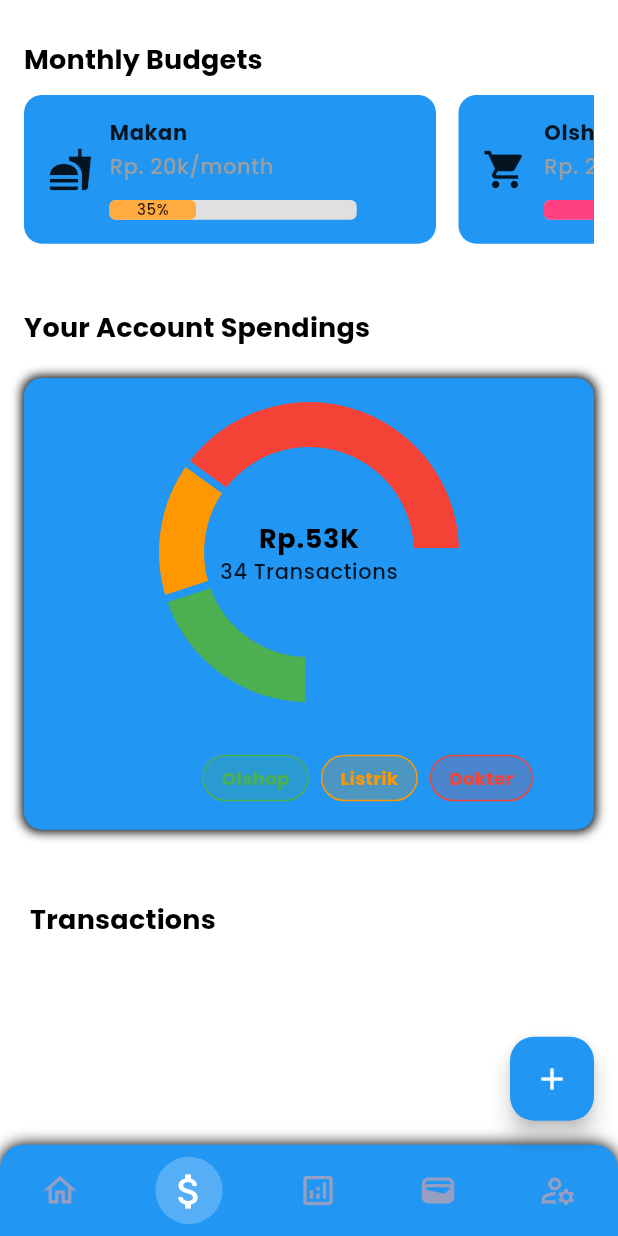
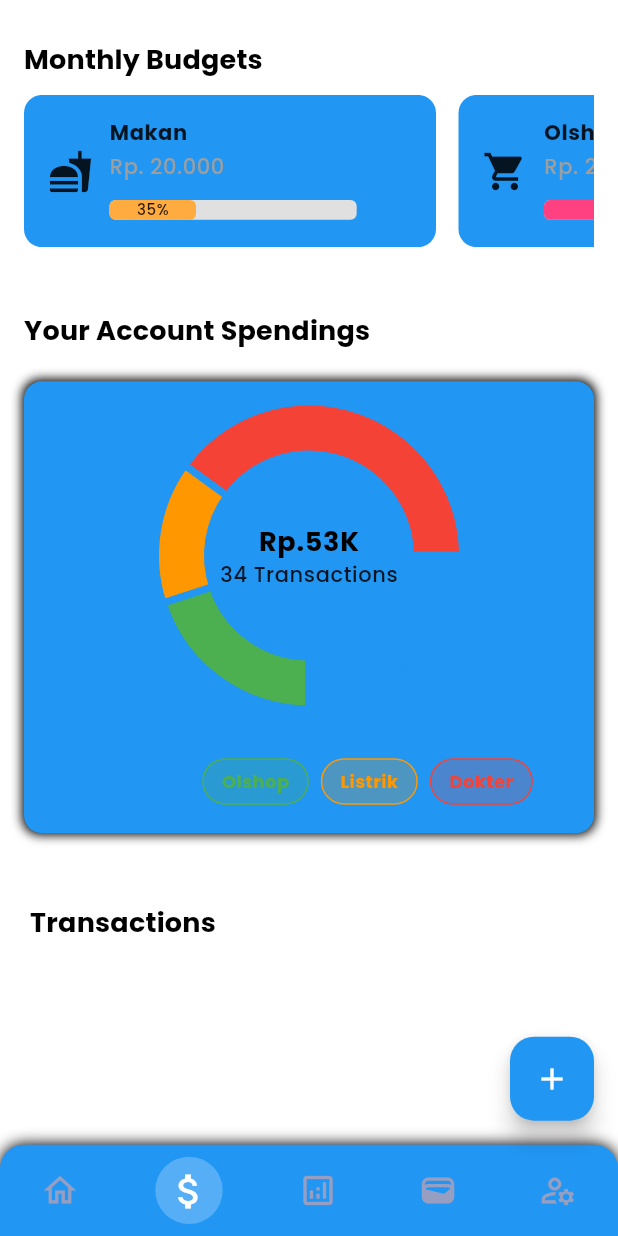
Before and after one commit to Airmax21/mono, a Flutter app: the Budgets screen opened by its route, on a phone screen of 412 x 824 dp. Run offline on Flutter 3.47's test engine with Material 3 defaults, Android fonts, the phone set to English and light mode, and no system bars; drawn by our look-alikes of fl_chart; our stand-ins replace drift, firebase_analytics, firebase_core, flutter_multi_formatter, get, get_storage and 1 more; accounts and stored records are empty; generated files the repository leaves out were written again.

Commit message:
feat: add feature budget

```diff
--- a/lib/components/budget_card.dart
+++ b/lib/components/budget_card.dart
@@ -1,11 +1,12 @@
 import 'package:flutter/material.dart';
 import 'package:get/get.dart';
+import 'package:intl/intl.dart';
 import 'package:mono_app/size_config.dart';
 
 class BudgetCard extends StatelessWidget {
   final String title;
   final IconData icons;
-  final String amount;
+  final double amount;
   final double progress;
   final Color color;
 
@@ -21,12 +22,12 @@ class BudgetCard extends StatelessWidget {
   Widget build(BuildContext context) {
     return Container(
       width: getProportionateScreenWidth(250),
+      height: getProportionateScreenHeight(100),
       margin: EdgeInsets.only(right: 15),
       padding: EdgeInsets.all(16),
       decoration: BoxDecoration(
-        color: Get.theme.primaryColor,
-        borderRadius: BorderRadius.circular(12)
-      ),
+          color: Get.theme.primaryColor,
+          borderRadius: BorderRadius.circular(12)),
       child: Row(
         crossAxisAlignment: CrossAxisAlignment.center,
         children: [
@@ -40,10 +41,10 @@ class BudgetCard extends StatelessWidget {
             children: [
               Text(title,
                   style: Get.textTheme.bodySmall
-                        ?.copyWith(fontWeight: FontWeight.bold)),
+                      ?.copyWith(fontWeight: FontWeight.bold)),
               SizedBox(height: 4),
-              Text(amount, style: Get.textTheme.bodySmall
-                        ?.copyWith(color: Colors.grey)),
+              Text("Rp. ${NumberFormat('#,##0', 'id_ID').format(amount)}",
+                  style: Get.textTheme.bodySmall?.copyWith(color: Colors.grey)),
               SizedBox(height: 12),
               Stack(
                 children: [
--- a/lib/components/legend_tag.dart
+++ b/lib/components/legend_tag.dart
@@ -1,5 +1,4 @@
 import 'package:flutter/material.dart';
-import 'package:mono_app/size_config.dart';
 
 class LegendTag extends StatelessWidget {
   final Color color;
--- a/lib/database/DAO/budgets_dao.dart
+++ b/lib/database/DAO/budgets_dao.dart
@@ -12,9 +12,7 @@ class BudgetsDao extends DatabaseAccessor<DBConnection> with _$BudgetsDaoMixin {
 
   Stream<List<Budget>> watchAllBudgets() => select(budgets).watch();
 
-  Future<List<Budget>> getBudgetsByFilter({
-    String? category
-  }) {
+  Future<List<Budget>> getBudgetsByFilter(String? category) {
     final query = select(budgets);
 
     if (category != null && category.isNotEmpty) {
--- a/lib/database/entity/budgets.dart
+++ b/lib/database/entity/budgets.dart
@@ -8,10 +8,11 @@ class Budgets extends Table with BaseEntity {
   TextColumn get id => text().clientDefault(() => const Uuid().v4())();
   TextColumn get walletId => text().nullable()();
   RealColumn get amount => real()();
+  RealColumn get spent => real()();
   TextColumn get period => text().map(const BudgetPeriodConverter())();
   TextColumn get category => text().map(const CategoryEnum())();
   DateTimeColumn get startDate => dateTime().withDefault(currentDateAndTime)();
-  DateTimeColumn get endDate => dateTime()();
+  DateTimeColumn get endDate => dateTime().nullable()();
 
   @override
   Set<Column> get primaryKey => {id};
--- a/lib/pages/budgets/layouts/monthly_budgets.dart
+++ b/lib/pages/budgets/layouts/monthly_budgets.dart
@@ -8,25 +8,25 @@ final List<Map<String, dynamic>> budgets = [
   {
     "category": Category.food,
     "title": "Makan",
-    "amount": "Rp. 20k",
+    "amount": 20000.0,
     "progress": 0.35,
   },
   {
     "category": Category.shopping,
     "title": "Olshop",
-    "amount": "Rp. 200k",
+    "amount": 200000.0,
     "progress": 0.65,
   },
   {
     "category": Category.bills,
     "title": "Listrik",
-    "amount": "Rp. 50k",
+    "amount": 50000.0,
     "progress": 0.35,
   },
   {
     "category": Category.healthcare,
     "title": "Dokter",
-    "amount": "Rp. 200k",
+    "amount": 200000.0,
     "progress": 0.75,
   },
 ];
@@ -50,16 +50,34 @@ class MonthlyBudgets extends StatelessWidget {
           ),
           SingleChildScrollView(
             scrollDirection: Axis.horizontal,
-            child: Row(
-              children: budgets.map((budget) {
-                   return BudgetCard(
-                        icons: categoryIcon[budget["category"]] ?? Icons.help_outline,
-                        title: budget["title"],
-                        amount: "${budget["amount"]}/month",
-                        progress: budget["progress"],
-                        color: categoryColors[budget["category"]] ?? Colors.grey);
-                  }).toList(),
-            ),
+            child: Row(children: [
+              ...budgets.map((budget) {
+                return BudgetCard(
+                    icons:
+                        categoryIcon[budget["category"]] ?? Icons.help_outline,
+                    title: budget["title"],
+                    amount: budget["amount"],
+                    progress: budget["progress"],
+                    color: categoryColors[budget["category"]] ?? Colors.grey);
+              }),
+              Container(
+                  width: getProportionateScreenWidth(50),
+                  height: getProportionateScreenHeight(100),
+                  margin: EdgeInsets.only(right: 15),
+                  decoration: BoxDecoration(
+                    color: Get.theme.primaryColor,
+                    borderRadius: BorderRadius.circular(12),
+                  ),
+                  child: Row(
+                    crossAxisAlignment: CrossAxisAlignment.center,
+                    children: [
+                      IconButton(
+                        icon: const Icon(Icons.add),
+                        onPressed: () => Get.toNamed('detail_budgets'),
+                      ),
+                    ],
+                  ))
+            ]),
           )
         ],
       ),
--- /dev/null
+++ b/lib/pages/budgets_list/layouts/body.dart
@@ -0,0 +1,21 @@
+import 'package:flutter/material.dart';
+import 'package:mono_app/pages/budgets_list/layouts/budgets_list.dart';
+import 'package:mono_app/size_config.dart';
+
+class Body extends StatelessWidget {
+  const Body({super.key});
+
+  @override
+  Widget build(BuildContext context) {
+    return SingleChildScrollView(
+      child: SafeArea(child: Column(
+        children: [
+          SizedBox(
+            height: getProportionateScreenHeight(10),
+          ),
+          BudgetsList()
+        ],
+      )),
+    );
+  }
+}
--- a/lib/pages/transactions/transactions.dart
+++ b/lib/pages/transactions/transactions.dart
@@ -14,6 +14,7 @@ class Transactions extends StatelessWidget {
     return Scaffold(
       appBar: AppBar(
         title: Text('Form Transactions'),
+        centerTitle: true,
         leading: IconButton(
           onPressed: () => Get.back(),
           icon: Icon(Icons.arrow_back),
--- a/lib/themes.dart
+++ b/lib/themes.dart
@@ -49,8 +49,10 @@ class Themes {
     scaffoldBackgroundColor: const Color(0xFF121421),
     shadowColor: Color(0xFF262B45),
     canvasColor: Colors.black,
+    dialogBackgroundColor: const Color(0xFF1C1F30),
     appBarTheme: const AppBarTheme(
-      backgroundColor: Color(0xFF1C1F30),
+      backgroundColor: Color(0xFF121421),
+      surfaceTintColor: Color(0xFF121421),
       foregroundColor: Colors.white70,
       elevation: 1,
       centerTitle: true,
--- a/pubspec.yaml
+++ b/pubspec.yaml
@@ -50,6 +50,7 @@ dependencies:
   path: ^1.9.0
   flutter_multi_formatter: ^2.13.7
   intl: ^0.20.2
+  swipe_to: ^1.0.6
 
 dev_dependencies:
   flutter_test:
```
Also changed, not shown: lib/bindings/budgets_binding.dart (added, +14 -0 lines), lib/components/budgets_item.dart (added, +46 -0 lines), lib/components/wallet_item.dart (+27 -24 lines), lib/controllers/date_controller.dart (added, +20 -0 lines), lib/database/repositories/budgets_repository.dart (added, +42 -0 lines), lib/pages/budgets_list/budgets_list.dart (added, +31 -0 lines), lib/pages/budgets_list/controllers/budgets_controller.dart (added, +51 -0 lines), lib/pages/budgets_list/layouts/budgets_list.dart (added, +46 -0 lines), lib/pages/budgets_list/layouts/form_budgets.dart (added, +105 -0 lines), lib/pages/detail_budgets/detail_budgets.dart (deleted, +0 -26 lines), lib/routes.dart (+9 -0 lines), lib/database/db_connection.g.dart, pubspec.lock.
